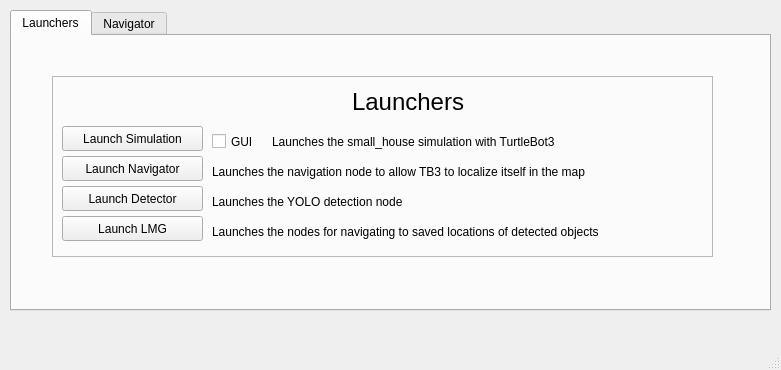
JimmyVaras/jimmy_turtlebot3_pkg, file jimmy_gui_pkg/src/designs/objectSelector.ui: the form before one commit.
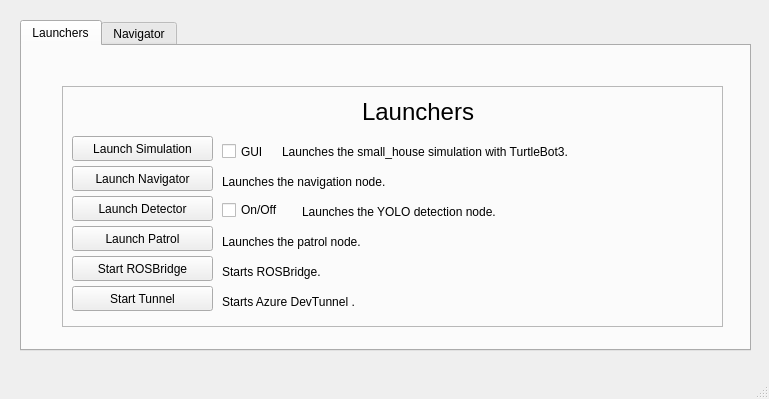
The form after the commit. Icons and pictures are not drawn.

Commit message: Más comandos en la GUI y retoques

```diff
--- a/jimmy_gui_pkg/src/designs/objectSelector.ui
+++ b/jimmy_gui_pkg/src/designs/objectSelector.ui
@@ -9,8 +9,8 @@
    <rect>
     <x>0</x>
     <y>0</y>
-    <width>781</width>
-    <height>370</height>
+    <width>769</width>
+    <height>399</height>
    </rect>
   </property>
   <property name="font">
@@ -30,10 +30,10 @@
    <widget class="QTabWidget" name="tabWidget">
     <property name="geometry">
      <rect>
-      <x>10</x>
-      <y>10</y>
-      <width>761</width>
-      <height>301</height>
+      <x>20</x>
+      <y>20</y>
+      <width>731</width>
+      <height>331</height>
      </rect>
     </property>
     <property name="currentIndex">
@@ -49,7 +49,7 @@
         <x>40</x>
         <y>40</y>
         <width>661</width>
-        <height>181</height>
+        <height>241</height>
        </rect>
       </property>
       <property name="frameShape">
@@ -106,7 +106,7 @@
         </rect>
        </property>
        <property name="text">
-        <string>Launches the small_house simulation with TurtleBot3</string>
+        <string>Launches the small_house simulation with TurtleBot3.</string>
        </property>
       </widget>
       <widget class="QLabel" name="label_6">
@@ -119,7 +119,7 @@
         </rect>
        </property>
        <property name="text">
-        <string>Launches the nodes for navigating to saved locations of detected objects</string>
+        <string>Launches the patrol node.</string>
        </property>
       </widget>
       <widget class="QPushButton" name="launchDetector">
@@ -148,20 +148,20 @@
         </rect>
        </property>
        <property name="text">
-        <string>Launches the navigation node to allow TB3 to localize itself in the map</string>
+        <string>Launches the navigation node.</string>
        </property>
       </widget>
       <widget class="QLabel" name="label_5">
        <property name="geometry">
         <rect>
-         <x>160</x>
+         <x>240</x>
          <y>110</y>
          <width>411</width>
          <height>31</height>
         </rect>
        </property>
        <property name="text">
-        <string>Launches the YOLO detection node</string>
+        <string>Launches the YOLO detection node.</string>
        </property>
       </widget>
       <widget class="QPushButton" name="launchLMG">
@@ -177,7 +177,7 @@
         <cursorShape>PointingHandCursor</cursorShape>
        </property>
        <property name="text">
-        <string>Launch LMG</string>
+        <string>Launch Patrol</string>
        </property>
       </widget>
       <widget class="QPushButton" name="launchNavigator">
@@ -220,6 +220,77 @@
         <string>Launchers</string>
        </property>
       </widget>
+      <widget class="QCheckBox" name="detectionSwitch">
+       <property name="geometry">
+        <rect>
+         <x>160</x>
+         <y>114</y>
+         <width>92</width>
+         <height>20</height>
+        </rect>
+       </property>
+       <property name="text">
+        <string>On/Off</string>
+       </property>
+      </widget>
+      <widget class="QPushButton" name="startROSBridge">
+       <property name="geometry">
+        <rect>
+         <x>10</x>
+         <y>170</y>
+         <width>141</width>
+         <height>25</height>
+        </rect>
+       </property>
+       <property name="cursor">
+        <cursorShape>PointingHandCursor</cursorShape>
+       </property>
+       <property name="text">
+        <string>Start ROSBridge</string>
+       </property>
+      </widget>
+      <widget class="QLabel" name="label_9">
+       <property name="geometry">
+        <rect>
+         <x>160</x>
+         <y>170</y>
+         <width>501</width>
+         <height>31</height>
+        </rect>
+       </property>
+       <property name="text">
+        <string>Starts ROSBridge.</string>
+       </property>
+      </widget>
+      <widget class="QPushButton" name="startTunnel">
+       <property name="geometry">
+        <rect>
+         <x>10</x>
+         <y>200</y>
+         <width>141</width>
+         <height>25</height>
+        </rect>
+       </property>
+       <property name="cursor">
+        <cursorShape>PointingHandCursor</cursorShape>
+       </property>
+       <property name="text">
+        <string>Start Tunnel</string>
+       </property>
+      </widget>
+      <widget class="QLabel" name="label_10">
+       <property name="geometry">
+        <rect>
+         <x>160</x>
+         <y>200</y>
+         <width>501</width>
+         <height>31</height>
+        </rect>
+       </property>
+       <property name="text">
+        <string>Starts Azure DevTunnel &lt;ROS&gt;.</string>
+       </property>
+      </widget>
      </widget>
     </widget>
     <widget class="QWidget" name="navigator_tab">
```
Left out of the diff: 2 changed lines with no effect on the pictures. The commit also changes 4 other files.
